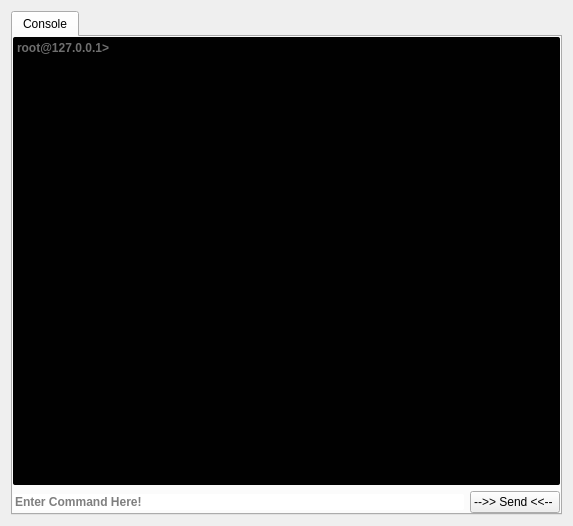
This is GUI/QtComponents/Console/console.ui in ryanq47/WhisperNet as Qt 5 draws it before an edit. The edited form follows.
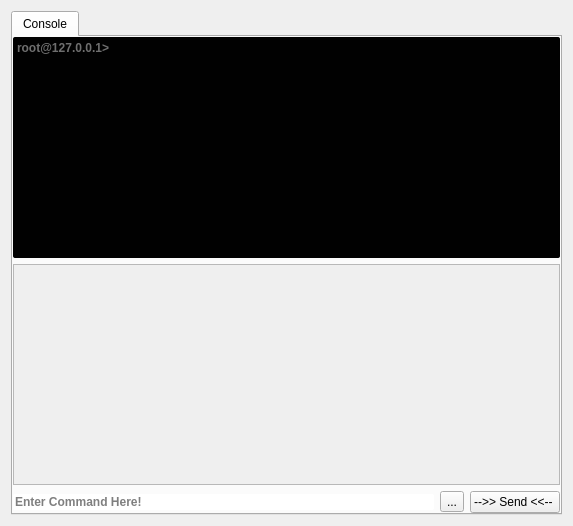
This is the edited form.

Commit message: Debug console for console

Diff of the .ui file:
```diff
--- a/GUI/QtComponents/Console/console.ui
+++ b/GUI/QtComponents/Console/console.ui
@@ -63,7 +63,17 @@
        <property name="bottomMargin">
         <number>0</number>
        </property>
-       <item row="1" column="1">
+       <item row="1" column="1" colspan="3">
+        <widget class="QTextEdit" name="debug_console">
+         <property name="enabled">
+          <bool>false</bool>
+         </property>
+         <property name="readOnly">
+          <bool>true</bool>
+         </property>
+        </widget>
+       </item>
+       <item row="2" column="3">
         <widget class="QPushButton" name="console_send">
          <property name="enabled">
           <bool>true</bool>
@@ -79,7 +89,7 @@
          </property>
         </widget>
        </item>
-       <item row="1" column="0">
+       <item row="2" column="1">
         <widget class="QLineEdit" name="console_input">
          <property name="font">
           <font>
@@ -98,7 +108,7 @@
          </property>
         </widget>
        </item>
-       <item row="0" column="0" colspan="2">
+       <item row="0" column="1" colspan="3">
         <widget class="QTextEdit" name="console_shell">
          <property name="enabled">
           <bool>true</bool>
@@ -302,6 +312,13 @@
          </property>
         </widget>
        </item>
+       <item row="2" column="2">
+        <widget class="QToolButton" name="options_button">
+         <property name="text">
+          <string>...</string>
+         </property>
+        </widget>
+       </item>
       </layout>
      </widget>
     </widget>
```
The commit also changes 1 other file.
